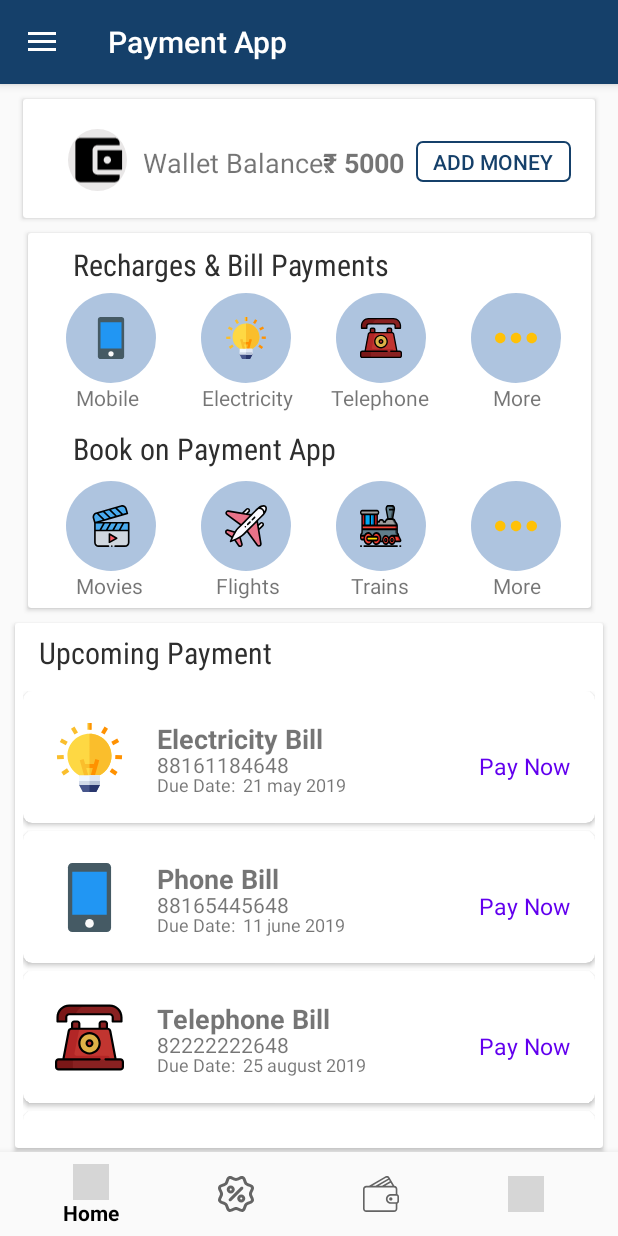
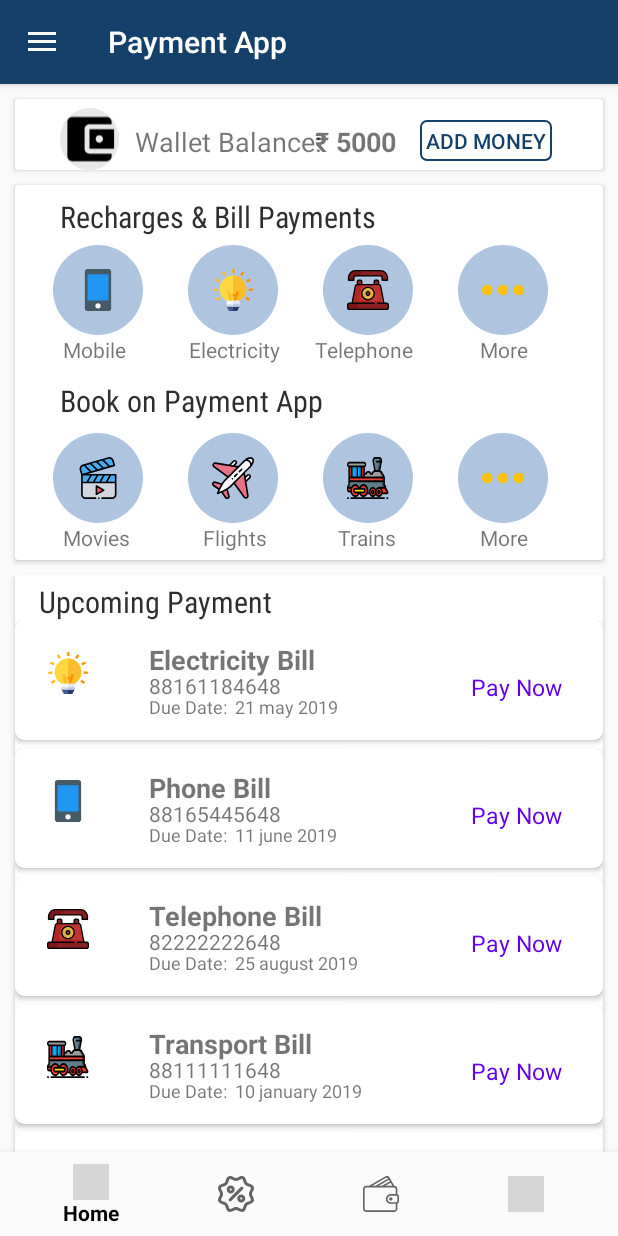
Before and after one commit to Narayan-Dhingra/Payment-App, an Android app: the screen it shows after launch (MainActivity), on a phone screen of 412 x 824 dp. Run offline under Robolectric (Android 15) with nearby library versions, the phone set to English and light mode, and no system bars; our stand-ins replace navigation-ui; grey boxes are pictures that could not be loaded.

Commit message:
5th Commit

```diff
--- a/app/build.gradle
+++ b/app/build.gradle
@@ -31,6 +31,7 @@
     implementation 'androidx.navigation:navigation-fragment:2.2.2'
     implementation 'androidx.navigation:navigation-ui:2.2.2'
     implementation 'androidx.lifecycle:lifecycle-extensions:2.2.0'
+    implementation 'androidx.legacy:legacy-support-v4:1.0.0'
     testImplementation 'junit:junit:4.12'
     androidTestImplementation 'androidx.test.ext:junit:1.1.1'
     androidTestImplementation 'androidx.test.espresso:espresso-core:3.2.0'
--- a/app/src/main/res/layout/activity_main.xml
+++ b/app/src/main/res/layout/activity_main.xml
@@ -30,10 +30,10 @@
             android:layout_gravity="bottom"
             android:layout_below="@+id/toolbar"
             android:layout_height="match_parent"
-            android:layout_above="@+id/bottomNavigation">
+            android:layout_above="@+id/bottomNavigation"/>
 
 
-        </FrameLayout>
+
         <com.google.android.material.bottomnavigation.BottomNavigationView
             android:id="@+id/bottomNavigation"
             android:layout_width="match_parent"
--- a/app/src/main/res/layout/fragment_home.xml
+++ b/app/src/main/res/layout/fragment_home.xml
@@ -9,13 +9,13 @@
 
     <androidx.cardview.widget.CardView
         android:id="@+id/cardView"
-        android:layout_width="381dp"
-        android:layout_height="79dp"
-        android:layout_marginStart="15dp"
+        android:layout_width="match_parent"
+        android:layout_height="wrap_content"
+        android:layout_marginStart="10dp"
         android:layout_marginTop="10dp"
-        android:layout_marginEnd="15dp"
+        android:layout_marginEnd="10dp"
         app:layout_constraintEnd_toEndOf="parent"
-        app:layout_constraintHorizontal_bias="0.52"
+        app:layout_constraintHorizontal_bias="0.500"
         app:layout_constraintStart_toStartOf="parent"
         app:layout_constraintTop_toTopOf="parent">
 
@@ -25,7 +25,7 @@
             android:layout_width="39dp"
             android:layout_height="41dp"
             android:layout_marginStart="30dp"
-            android:layout_marginTop="20dp"
+            android:layout_marginTop="6dp"
             android:background="@drawable/wallet_bg"
             app:srcCompat="@drawable/wallet_icon" />
 
@@ -33,7 +33,7 @@
             android:layout_width="wrap_content"
             android:layout_height="wrap_content"
             android:layout_marginStart="80dp"
-            android:layout_marginTop="30dp"
+            android:layout_marginTop="16dp"
             android:text="Wallet Balance: "
             android:textSize="18sp" />
 
@@ -42,17 +42,17 @@
             android:layout_width="wrap_content"
             android:layout_height="wrap_content"
             android:layout_marginStart="200dp"
-            android:layout_marginTop="30dp"
+            android:layout_marginTop="16dp"
             android:text="₹ 5000"
             android:textSize="18sp"
             android:textStyle="bold" />
 
         <Button
             android:id="@+id/button"
-            android:layout_width="103dp"
+            android:layout_width="wrap_content"
             android:layout_height="27dp"
-            android:layout_marginStart="262dp"
-            android:layout_marginTop="28dp"
+            android:layout_marginStart="270dp"
+            android:layout_marginTop="14dp"
             android:background="@drawable/transparent_btn_bg"
             android:text="Add Money"
             android:textColor="@color/colorPrimary"
@@ -62,15 +62,19 @@
 
     <androidx.cardview.widget.CardView
         android:id="@+id/cardView2"
-        android:layout_width="375dp"
-        android:layout_height="250dp"
-        android:layout_marginStart="15dp"
+        android:layout_width="match_parent"
+        android:layout_height="wrap_content"
+        android:layout_marginStart="10dp"
         android:layout_marginTop="10dp"
-        android:layout_marginEnd="15dp"
+        android:layout_marginEnd="10dp"
         app:layout_constraintEnd_toEndOf="parent"
-        app:layout_constraintHorizontal_bias="0.52"
+        app:layout_constraintHorizontal_bias="1.0"
         app:layout_constraintStart_toStartOf="parent"
         app:layout_constraintTop_toBottomOf="@+id/cardView">
+
+        <RelativeLayout
+            android:layout_width="match_parent"
+            android:layout_height="match_parent">
 
         <TextView
             android:layout_width="wrap_content"
@@ -86,7 +90,7 @@
                 android:id="@+id/ibPhone"
                 android:layout_width="60dp"
                 android:layout_height="60dp"
-            android:layout_marginLeft="25dp"
+                android:layout_marginStart="25dp"
                 android:layout_marginTop="40dp"
                 android:background="@drawable/round_background_icon"
                 android:onClick="rechargeMobile"
@@ -103,7 +107,7 @@
             android:id="@+id/ibElectricity"
             android:layout_width="60dp"
             android:layout_height="60dp"
-            android:layout_marginLeft="115dp"
+            android:layout_marginStart="115dp"
             android:layout_marginTop="40dp"
             android:background="@drawable/round_background_icon"
             app:srcCompat="@drawable/electricity_icon" />
@@ -119,7 +123,7 @@
             android:id="@+id/ibLandline"
             android:layout_width="60dp"
             android:layout_height="60dp"
-            android:layout_marginLeft="205dp"
+            android:layout_marginStart="205dp"
             android:layout_marginTop="40dp"
             android:background="@drawable/round_background_icon"
             android:onClick="rechargeDth"
@@ -128,7 +132,7 @@
         <TextView
             android:layout_width="wrap_content"
             android:layout_height="wrap_content"
-            android:layout_marginStart="202dp"
+            android:layout_marginStart="200dp"
             android:layout_marginTop="100dp"
             android:text="Telephone" />
 
@@ -136,7 +140,7 @@
             android:id="@+id/ibMore"
             android:layout_width="60dp"
             android:layout_height="60dp"
-            android:layout_marginLeft="295dp"
+            android:layout_marginStart="295dp"
             android:layout_marginTop="40dp"
             android:background="@drawable/round_background_icon"
             app:srcCompat="@drawable/more_icon" />
@@ -172,13 +176,14 @@
             android:layout_height="wrap_content"
             android:layout_marginStart="32dp"
             android:layout_marginTop="225dp"
+            android:layout_marginBottom="5dp"
             android:text="Movies" />
 
         <ImageButton
             android:id="@+id/ibFlights"
             android:layout_width="60dp"
             android:layout_height="60dp"
-            android:layout_marginLeft="115dp"
+            android:layout_marginStart="115dp"
             android:layout_marginTop="165dp"
             android:background="@drawable/round_background_icon"
             app:srcCompat="@drawable/flights_icon" />
@@ -188,13 +193,14 @@
             android:layout_height="wrap_content"
             android:layout_marginStart="125dp"
             android:layout_marginTop="225dp"
+            android:layout_marginBottom="5dp"
             android:text="Flights" />
 
         <ImageButton
             android:id="@+id/ibTrain"
             android:layout_width="60dp"
             android:layout_height="60dp"
-            android:layout_marginLeft="205dp"
+            android:layout_marginStart="205dp"
             android:layout_marginTop="165dp"
             android:background="@drawable/round_background_icon"
             app:srcCompat="@drawable/train_icon" />
@@ -204,13 +210,14 @@
             android:layout_height="wrap_content"
             android:layout_marginStart="215dp"
             android:layout_marginTop="225dp"
+            android:layout_marginBottom="5dp"
             android:text="Trains" />
 
         <ImageButton
             android:id="@+id/ibMore2"
             android:layout_width="60dp"
             android:layout_height="60dp"
-            android:layout_marginLeft="295dp"
+            android:layout_marginStart="295dp"
             android:layout_marginTop="165dp"
             android:background="@drawable/round_background_icon"
             app:srcCompat="@drawable/more_icon" />
@@ -220,22 +227,35 @@
             android:layout_height="wrap_content"
             android:layout_marginStart="310dp"
             android:layout_marginTop="225dp"
+            android:layout_marginBottom="5dp"
             android:text="More" />
+
+        </RelativeLayout>
 
 
     </androidx.cardview.widget.CardView>
 
-    <androidx.cardview.widget.CardView
+    <androidx.constraintlayout.widget.ConstraintLayout
         android:layout_width="match_parent"
         android:layout_height="wrap_content"
-
-        android:layout_marginStart="10dp"
         android:layout_marginTop="10dp"
-        android:layout_marginBottom="20dp"
-        android:layout_marginEnd="10dp"
         app:layout_constraintEnd_toEndOf="parent"
         app:layout_constraintStart_toStartOf="parent"
         app:layout_constraintTop_toBottomOf="@+id/cardView2">
+
+        <androidx.cardview.widget.CardView
+            android:layout_width="match_parent"
+            android:layout_height="match_parent"
+            android:layout_above="@+id/bottomNavigation"
+            android:layout_marginStart="10dp"
+            android:layout_marginTop="10dp"
+            android:layout_marginEnd="10dp"
+            android:layout_marginBottom="20dp"
+
+            app:layout_constraintEnd_toEndOf="parent"
+            app:layout_constraintStart_toStartOf="parent">
+
+
 
             <TextView
                 android:id="@+id/upPayment"
@@ -243,7 +263,7 @@
                 android:layout_height="wrap_content"
                 android:layout_marginStart="16dp"
 
-            android:layout_marginTop="6dp"
+                android:layout_marginTop="4dp"
                 android:layout_marginEnd="16dp"
                 android:fontFamily="sans-serif-condensed"
                 android:text="Upcoming Payment"
@@ -256,20 +276,15 @@
             <androidx.recyclerview.widget.RecyclerView
                 android:id="@+id/recyclerView"
                 android:layout_width="match_parent"
-            android:layout_height="310dp"
+                android:layout_height="360dp"
+                android:layout_above="@+id/bottomNavigation"
+                android:layout_marginTop="30dp"
 
-            android:layout_marginTop="40dp"
-            android:padding="5dp"
-            android:scrollbars="vertical"
-            app:layout_constraintBottom_toBottomOf="parent"
-            app:layout_constraintEnd_toEndOf="parent"
-            app:layout_constraintHorizontal_bias="0.0"
-            app:layout_constraintStart_toStartOf="parent"
-            app:layout_constraintTop_toBottomOf="@+id/upPayment"
-            app:layout_constraintVertical_bias="0.0" />
+                android:scrollbars="vertical" />
 
 
         </androidx.cardview.widget.CardView>
+    </androidx.constraintlayout.widget.ConstraintLayout>
 
 
 </androidx.constraintlayout.widget.ConstraintLayout>
--- a/app/src/main/res/layout/upcoming_payments.xml
+++ b/app/src/main/res/layout/upcoming_payments.xml
@@ -8,13 +8,13 @@
 
     <RelativeLayout
         android:layout_width="match_parent"
-        android:layout_height="80dp"
+        android:layout_height="match_parent"
         android:layout_margin="4dp">
 
         <ImageView
             android:id="@+id/ivPayment"
-            android:layout_width="50dp"
-            android:layout_height="50dp"
+            android:layout_width="wrap_content"
+            android:layout_height="wrap_content"
             android:layout_marginStart="15dp"
             android:layout_marginTop="15dp"
 
@@ -27,7 +27,7 @@
             android:text="Phone Bill"
             android:textSize="18sp"
             android:textStyle="bold"
-            android:layout_marginTop="15dp"
+            android:layout_marginTop="10dp"
             android:layout_marginStart="85dp"/>
 
         <TextView
@@ -36,7 +36,7 @@
             android:layout_height="wrap_content"
             android:text="5958488118"
             android:textSize="14dp"
-            android:layout_marginTop="35dp"
+            android:layout_marginTop="30dp"
             android:layout_marginStart="85dp"/>
 
         <TextView
@@ -45,7 +45,8 @@
             android:layout_height="wrap_content"
             android:text="Due Date:  28 july 2019"
             android:textSize="12sp"
-            android:layout_marginTop="50dp"
+            android:layout_marginTop="45dp"
+            android:layout_marginBottom="10dp"
             android:layout_marginStart="85dp"/>
 
         <TextView
@@ -54,7 +55,7 @@
             android:layout_height="wrap_content"
             android:text="Pay now"
             android:textSize="15sp"
-            android:layout_marginTop="35dp"
+            android:layout_marginTop="30dp"
             android:layout_marginStart="300dp"
             android:textColor="@color/design_default_color_primary"/>
 
--- a/app/src/main/res/values/strings.xml
+++ b/app/src/main/res/values/strings.xml
@@ -18,5 +18,8 @@
         <item>Airtel DTH</item>
     </string-array>
 
+    <!-- TODO: Remove or change this placeholder text -->
+    <string name="hello_blank_fragment">Hello blank fragment</string>
+
 
 </resources>
```
Also changed, not shown: app/src/main/java/com/example/paymentapp/ui/offers/OffersFragment.java (+47 -1 lines), app/src/main/res/drawable/primary_button.xml (+0 -24 lines), app/src/main/res/layout/activity_recharge_mobile.xml (+14 -9 lines), app/src/main/res/layout/fragment_offers.xml (+12 -3 lines), app/src/main/res/layout/offers.xml (added, +32 -0 lines). Lines whose indentation alone changed are shown as unchanged.
